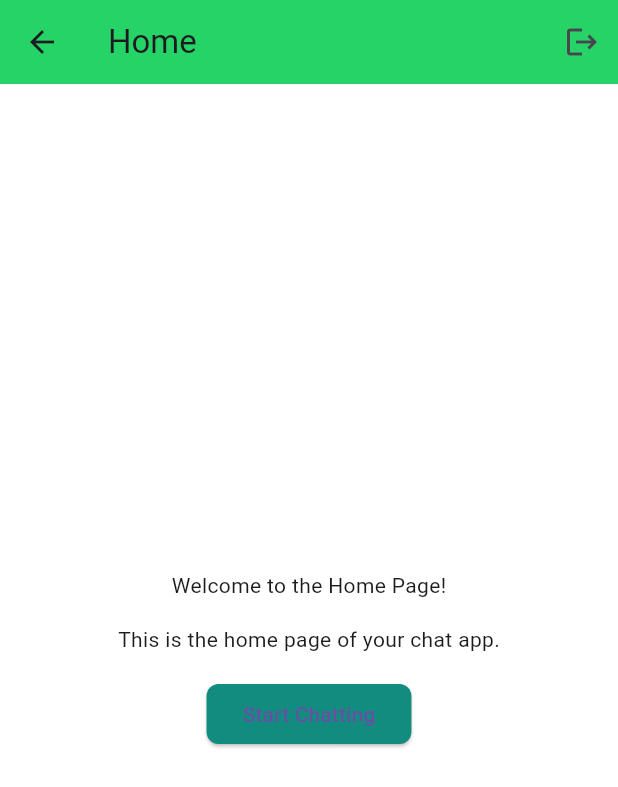
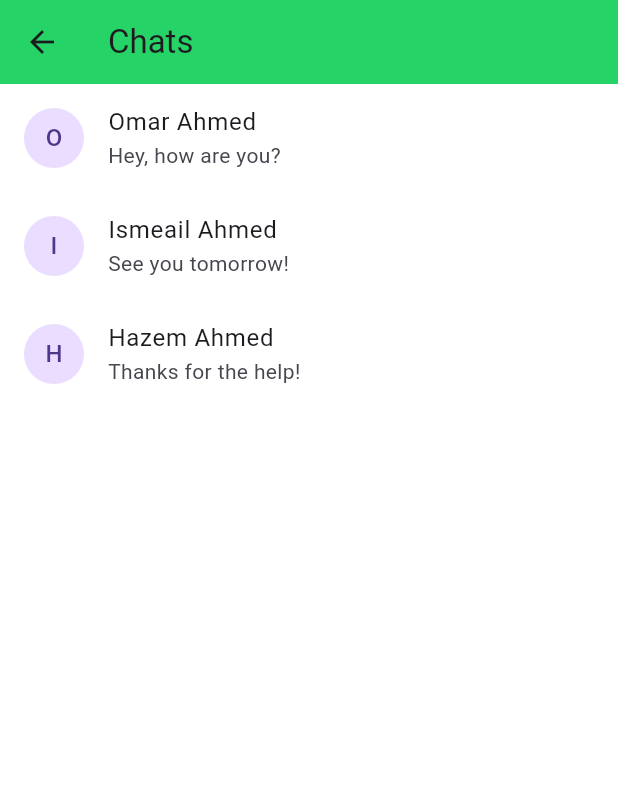
Before and after one commit to OmarAhmed-123/chatAppMentor, a Flutter app: the HomeView screen opened by its route, after a tap on "Start Chatting", on a phone screen of 412 x 824 dp. Shown: the top 787 px of the screen. Run offline on Flutter 3.47's test engine with Material 3 defaults, Android fonts, the phone set to English and light mode, and no system bars; accounts and stored records are empty.

```diff
--- a/lib/core/routes/app_route.dart
+++ b/lib/core/routes/app_route.dart
@@ -3,4 +3,5 @@ class AppRoutes {
   static const String login = '/login';
   static const String signup = '/signup';
   static const String home = '/home';
+  static const String chatList = '/chat-list';
 }
--- /dev/null
+++ b/lib/features/chat/views/chat_list_view.dart
@@ -0,0 +1,38 @@
+// ignore_for_file: use_super_parameters
+
+import 'package:flutter/material.dart';
+
+class ChatListView extends StatelessWidget {
+  const ChatListView({Key? key}) : super(key: key);
+
+  @override
+  Widget build(BuildContext context) {
+    // Dummy data for chat list
+    final List<Map<String, String>> chats = [
+      {'name': 'Omar Ahmed', 'lastMessage': 'Hey, how are you?'},
+      {'name': 'Ismeail Ahmed', 'lastMessage': 'See you tomorrow!'},
+      {'name': 'Hazem Ahmed', 'lastMessage': 'Thanks for the help!'},
+    ];
+
+    return Scaffold(
+      appBar: AppBar(
+        title: const Text('Chats'),
+      ),
+      body: ListView.builder(
+        itemCount: chats.length,
+        itemBuilder: (context, index) {
+          return ListTile(
+            leading: CircleAvatar(
+              child: Text(chats[index]['name']![0]),
+            ),
+            title: Text(chats[index]['name']!),
+            subtitle: Text(chats[index]['lastMessage']!),
+            onTap: () {
+              // TODO: Navigate to individual chat screen
+            },
+          );
+        },
+      ),
+    );
+  }
+}
--- a/lib/features/home/views/home_view.dart
+++ b/lib/features/home/views/home_view.dart
@@ -1,11 +1,11 @@
-// ignore_for_file: depend_on_referenced_packages
+// ignore_for_file: use_super_parameters
 
+import 'package:flutter/material.dart';
 import 'package:chatapp/core/routes/app_route.dart';
-import 'package:flutter/material.dart';
-//import 'package:flutter_chat_nectar/core/routes/app_routes.dart';
+import 'package:chatapp/features/chat/views/chat_list_view.dart';
 
 class HomeView extends StatelessWidget {
-  const HomeView({super.key});
+  const HomeView({Key? key}) : super(key: key);
 
   @override
   Widget build(BuildContext context) {
@@ -30,7 +30,12 @@ class HomeView extends StatelessWidget {
             const Text('This is the home page of your chat app.'),
             const SizedBox(height: 16),
             ElevatedButton(
-              onPressed: () {},
+              onPressed: () {
+                Navigator.push(
+                  context,
+                  MaterialPageRoute(builder: (context) => const ChatListView()),
+                );
+              },
               child: const Text('Start Chatting'),
             ),
           ],
--- a/lib/features/splash/views/splash_screen.dart
+++ b/lib/features/splash/views/splash_screen.dart
@@ -31,7 +31,7 @@ class _SplashScreenState extends State<SplashScreen> {
           mainAxisAlignment: MainAxisAlignment.center,
           children: [
             Image.asset(
-              'assets/whatsapp_icon.png',
+              '../assets/whatsapp_icon.png',
               width: 100,
               height: 100,
             ),
--- a/lib/main.dart
+++ b/lib/main.dart
@@ -1,5 +1,6 @@
 // ignore_for_file: use_super_parameters
 
+import 'package:chatapp/features/chat/views/chat_list_view.dart';
 import 'package:flutter/material.dart';
 import 'package:chatapp/core/routes/app_route.dart';
 import 'package:chatapp/features/auth/views/login_vew.dart';
@@ -49,6 +50,7 @@ class MyApp extends StatelessWidget {
         AppRoutes.login: (context) => const LoginView(),
         AppRoutes.signup: (context) => const SignupView(),
         AppRoutes.home: (context) => const HomeView(),
+        AppRoutes.chatList: (context) => const ChatListView(),
       },
     );
   }
```
Also changed, not shown: pubspec.yaml (+7 -1 lines), assets/whatsapp_icon.png (added).
